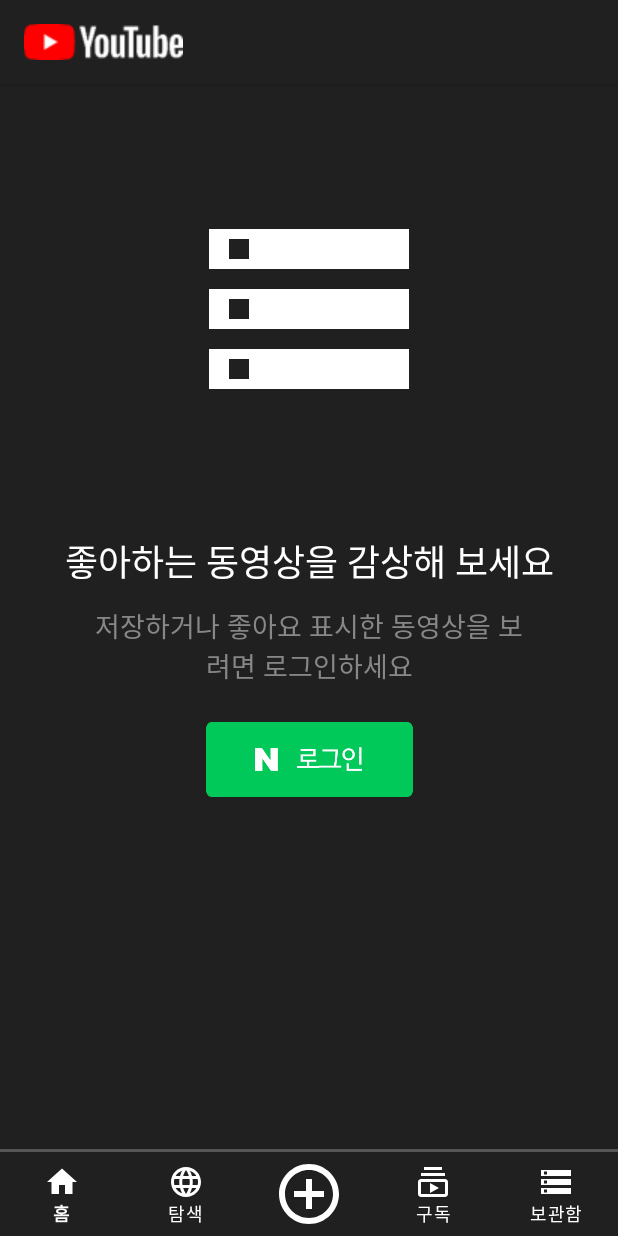
After one commit to l5x5l/youtube_clone, an Android app: the fragment storageNotLoginFragment placed in its activity, on a phone screen of 412 x 824 dp. The commit adds this screen. Run offline under Robolectric (Android 15) with nearby library versions, the phone set to English and light mode, and no system bars.

Commit message:
add fragment that show in logout state

```diff
--- /dev/null
+++ b/app/src/main/java/com/example/youtube/storageNotLoginFragment.kt
@@ -0,0 +1,32 @@
+package com.example.youtube
+
+import android.os.Bundle
+import androidx.fragment.app.Fragment
+import android.view.LayoutInflater
+import android.view.View
+import android.view.ViewGroup
+import com.example.youtube.databinding.FragmentStorageNotLoginBinding
+
+class storageNotLoginFragment : Fragment() {
+    private var _binding : FragmentStorageNotLoginBinding? = null
+    private val binding get() = _binding!!
+
+    override fun onCreateView(
+        inflater: LayoutInflater, container: ViewGroup?,
+        savedInstanceState: Bundle?
+    ): View? {
+        // Inflate the layout for this fragment
+        _binding = FragmentStorageNotLoginBinding.inflate(inflater, container, false)
+
+        binding.appbar.setLogo(R.drawable.youtube_mini)
+        (activity as MainActivity).setSupportActionBar(binding.appbar)
+        (activity as MainActivity).supportActionBar?.setDisplayShowTitleEnabled(false)
+        setHasOptionsMenu(true)
+
+        return binding.root
+    }
+    override fun onDestroyView() {
+        super.onDestroyView()
+        _binding = null
+    }
+}
--- /dev/null
+++ b/app/src/main/res/layout/fragment_storage_not_login.xml
@@ -0,0 +1,85 @@
+<?xml version="1.0" encoding="utf-8"?>
+<androidx.coordinatorlayout.widget.CoordinatorLayout
+    xmlns:android="http://schemas.android.com/apk/res/android"
+    xmlns:tools="http://schemas.android.com/tools"
+    xmlns:app="http://schemas.android.com/apk/res-auto"
+    android:layout_width="match_parent"
+    android:layout_height="match_parent"
+    tools:background="@color/background_color">
+
+    <com.google.android.material.appbar.AppBarLayout
+        android:layout_width="match_parent"
+        android:layout_height="wrap_content">
+
+        <com.google.android.material.appbar.MaterialToolbar
+            android:id="@+id/appbar"
+            android:layout_width="match_parent"
+            android:layout_height="?attr/actionBarSize"
+            app:title="test"
+            app:menu="@menu/appbar_menu"
+            android:theme="@style/Toolbar"
+            android:background="@color/background_color"
+            app:titleTextColor="@color/white"
+
+            app:layout_scrollFlags="scroll|enterAlways|snap"/>
+
+    </com.google.android.material.appbar.AppBarLayout>
+
+    <androidx.constraintlayout.widget.ConstraintLayout
+        app:layout_behavior="com.google.android.material.appbar.AppBarLayout$ScrollingViewBehavior"
+        android:layout_width="match_parent"
+        android:layout_height="wrap_content">
+
+        <androidx.appcompat.widget.AppCompatImageView
+            android:id="@+id/icon"
+            app:layout_constraintStart_toStartOf="parent"
+            app:layout_constraintEnd_toEndOf="parent"
+            app:layout_constraintTop_toTopOf="parent"
+            android:padding="70dp"
+            android:layout_width="300dp"
+            android:layout_height="300dp"
+            android:src="@drawable/ic_storage"
+            android:tint="@color/white"/>
+
+        <androidx.appcompat.widget.AppCompatTextView
+            android:id="@+id/title"
+            android:layout_width="wrap_content"
+            android:layout_height="wrap_content"
+            app:layout_constraintTop_toBottomOf="@id/icon"
+            app:layout_constraintStart_toStartOf="parent"
+            app:layout_constraintEnd_toEndOf="parent"
+            android:text="좋아하는 동영상을 감상해 보세요"
+            android:textSize="24dp"
+            android:textColor="@color/white"/>
+
+        <androidx.appcompat.widget.AppCompatTextView
+            android:id="@+id/sub_text"
+            app:layout_constraintStart_toStartOf="parent"
+            app:layout_constraintEnd_toEndOf="parent"
+            app:layout_constraintTop_toBottomOf="@id/title"
+            android:gravity="center"
+            android:layout_marginTop="12dp"
+            android:paddingStart="60dp"
+            android:paddingEnd="60dp"
+            android:layout_width="wrap_content"
+            android:layout_height="wrap_content"
+            android:maxLines="2"
+            android:text="저장하거나 좋아요 표시한 동영상을 보려면 로그인하세요"
+            android:textSize="18dp"
+            android:textColor="@color/subtext_color"/>
+
+        <ImageView
+            android:id="@+id/naver_login"
+            android:layout_width="150dp"
+            android:layout_height="50dp"
+            android:layout_marginTop="24dp"
+            app:layout_constraintStart_toStartOf="parent"
+            app:layout_constraintEnd_toEndOf="parent"
+            app:layout_constraintTop_toBottomOf="@id/sub_text"
+            android:clickable="true"
+            android:src="@drawable/naver_login"/>
+
+
+    </androidx.constraintlayout.widget.ConstraintLayout>
+
+</androidx.coordinatorlayout.widget.CoordinatorLayout>
```
Also changed, not shown: app/src/main/java/com/example/youtube/HistoryFragment.kt (+8 -2 lines), app/src/main/java/com/example/youtube/MainActivity.kt (+16 -4 lines), app/src/main/java/com/example/youtube/subscribeNotLoginFragment.kt (added, +32 -0 lines), app/src/main/res/layout/fragment_subscribe_not_login.xml (added, +85 -0 lines).
